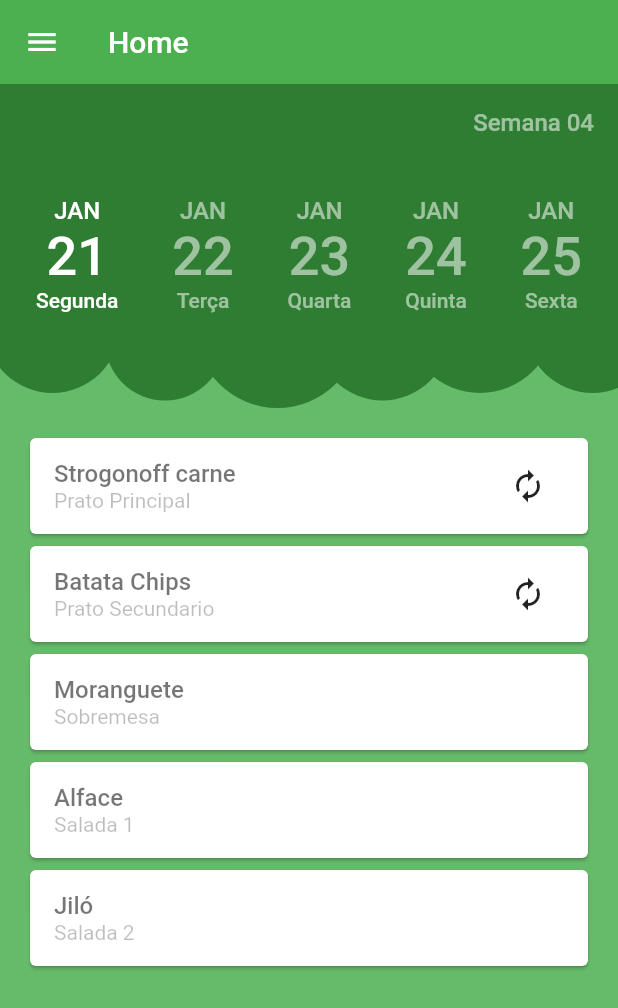
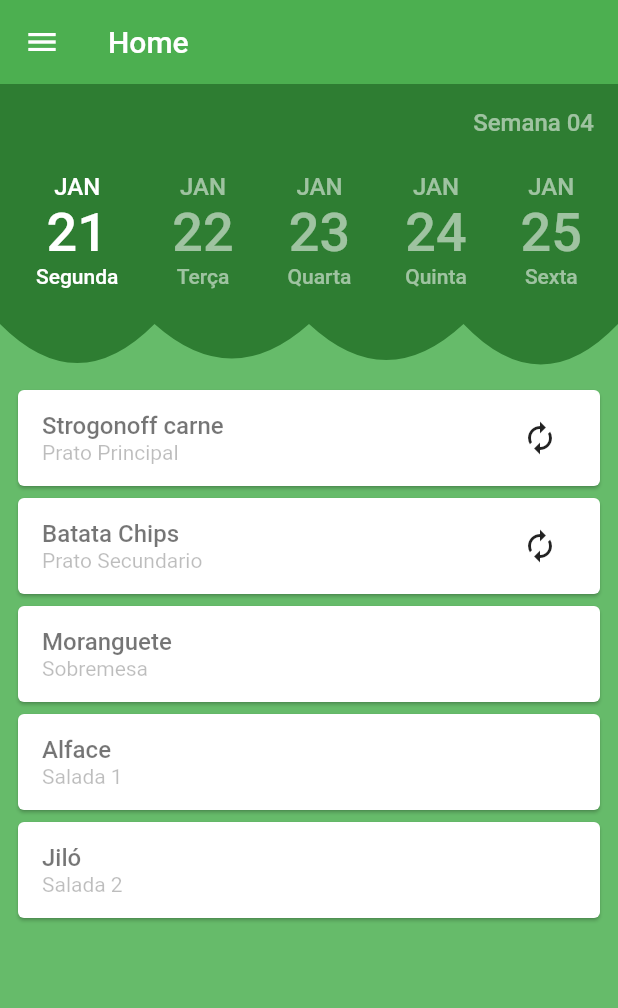
Before and after one commit to BR-Flutter/gf-troca-almoco, a Flutter app: the screen it shows after launch, on a phone screen of 412 x 824 dp. Shown: the top 1008 px of the screen. Run offline on Flutter 3.47's test engine with Material 2 defaults, Android fonts, the phone set to English and light mode, and no system bars; our stand-ins replace rxdart.

Commit message:
CustomClipper

```diff
--- /dev/null
+++ b/lib/pages/home/border.clipper.dart
@@ -0,0 +1,24 @@
+import 'package:flutter/material.dart';
+
+class BorderClipper extends CustomClipper<Path> {
+  @override
+  Path getClip(Size size) {
+    final padding = 40.0;
+    final space = size.width / 4;
+    final heightBorder = size.height - padding;
+    final path = Path();
+    path.lineTo(0.0, 0.0);
+    path.lineTo(0.0, heightBorder);
+    path.quadraticBezierTo(space / 2, size.height * 1.06, space, heightBorder);
+    path.quadraticBezierTo(space + (space / 2), size.height * 1.03, space * 2, heightBorder);
+    path.quadraticBezierTo((space * 2) + (space / 2), size.height * 1.04, space * 3, heightBorder);
+    path.quadraticBezierTo((space * 3) + (space / 2), size.height * 1.07, space * 4, heightBorder);
+    path.lineTo(size.width, heightBorder);
+    path.lineTo(size.width, 0.0);
+    path.close();
+    return path;
+  }
+
+  @override
+  bool shouldReclip(CustomClipper oldClipper) => true;
+}
--- a/lib/pages/home/header.widget.dart
+++ b/lib/pages/home/header.widget.dart
@@ -7,10 +7,11 @@ TextStyle selected = TextStyle(fontSize: 36.0, color: Colors.white);
 Widget headerWeek(BuildContext context, HomeBloc bloc) {
   return Container(
     color: Colors.green[800],
+    padding: EdgeInsets.only(bottom: 40.0),
     child: Column(
       children: <Widget>[
         Padding(
-          padding: EdgeInsets.all(16.0),
+          padding: EdgeInsets.fromLTRB(0.0, 16.0, 16.0, 0.0),
           child: Row(
             children: <Widget>[
               Text(
--- a/lib/pages/home/home.page.dart
+++ b/lib/pages/home/home.page.dart
@@ -1,4 +1,5 @@
 import 'package:flutter/material.dart';
+import 'package:gf_troca_almoco/pages/home/border.clipper.dart';
 import 'package:gf_troca_almoco/pages/home/home.provider.dart';
 import 'package:gf_troca_almoco/pages/home/home.model.dart';
 import 'package:gf_troca_almoco/pages/home/header.widget.dart';
@@ -32,6 +33,7 @@ class _HomePageState extends State<HomePage> {
     bloc = HomeBlocProvider.of(context);
     return Scaffold(
         key: key,
+        backgroundColor: Colors.green[400],
         appBar: AppBar(
           title: Text('Home'),
           elevation: 0.0,
@@ -61,74 +63,16 @@ class _HomePageState extends State<HomePage> {
         body: Column(
           mainAxisSize: MainAxisSize.max,
           children: <Widget>[
-            Container(
-              color: Colors.green[400],
-              padding: EdgeInsets.only(bottom: 40.0),
-              child: Stack(
-                overflow: Overflow.visible,
-                children: <Widget>[
-                  Positioned(
-                    child: Container(
-                      height: 90.0,
-                      width: 90.0,
-                      decoration: BoxDecoration(
-                          color: Colors.green[800], shape: BoxShape.circle),
-                    ),
-                    bottom: -30.0,
-                    left: -10.0,
-                  ),
-                  Positioned(
-                    child: Container(
-                      height: 80.0,
-                      width: 80.0,
-                      decoration: BoxDecoration(
-                          color: Colors.green[800], shape: BoxShape.circle),
-                    ),
-                    bottom: -35.0,
-                    left: 70.0,
-                  ),
-                  Positioned(
-                    child: Container(
-                      height: 110.0,
-                      width: 110.0,
-                      decoration: BoxDecoration(
-                          color: Colors.green[800], shape: BoxShape.circle),
-                    ),
-                    bottom: -40.0,
-                    left: 130.0,
-                  ),
-                  Positioned(
-                    child: Container(
-                      height: 90.0,
-                      width: 90.0,
-                      decoration: BoxDecoration(
-                          color: Colors.green[800], shape: BoxShape.circle),
-                    ),
-                    bottom: -35.0,
-                    left: 210.0,
-                  ),
-                  Positioned(
-                    child: Container(
-                      height: 100.0,
-                      width: 100.0,
-                      decoration: BoxDecoration(
-                          color: Colors.green[800], shape: BoxShape.circle),
-                    ),
-                    bottom: -30.0,
-                    left: 270.0,
-                  ),
-                  Positioned(
-                    child: Container(
-                      height: 90.0,
-                      width: 90.0,
-                      decoration: BoxDecoration(
-                          color: Colors.green[800], shape: BoxShape.circle),
-                    ),
-                    bottom: -30.0,
-                    left: 350.0,
-                  ),
-                  headerWeek(context, bloc),
-                ],
+            ClipPath(
+              clipper: BorderClipper(),
+              child: Container(
+                color: Colors.green[400],
+                child: Stack(
+                  overflow: Overflow.visible,
+                  children: <Widget>[
+                    headerWeek(context, bloc)
+                  ],
+                ),
               ),
             ),
             Flexible(
@@ -136,7 +80,7 @@ class _HomePageState extends State<HomePage> {
                 child: Container(
                   color: Colors.green[400],
                   child: Padding(
-                    padding: EdgeInsets.all(16.0),
+                    padding: EdgeInsets.symmetric(horizontal: 8.0),
                     child: PageView(
                       controller: bloc.pageController,
                       onPageChanged: (page) {
```
